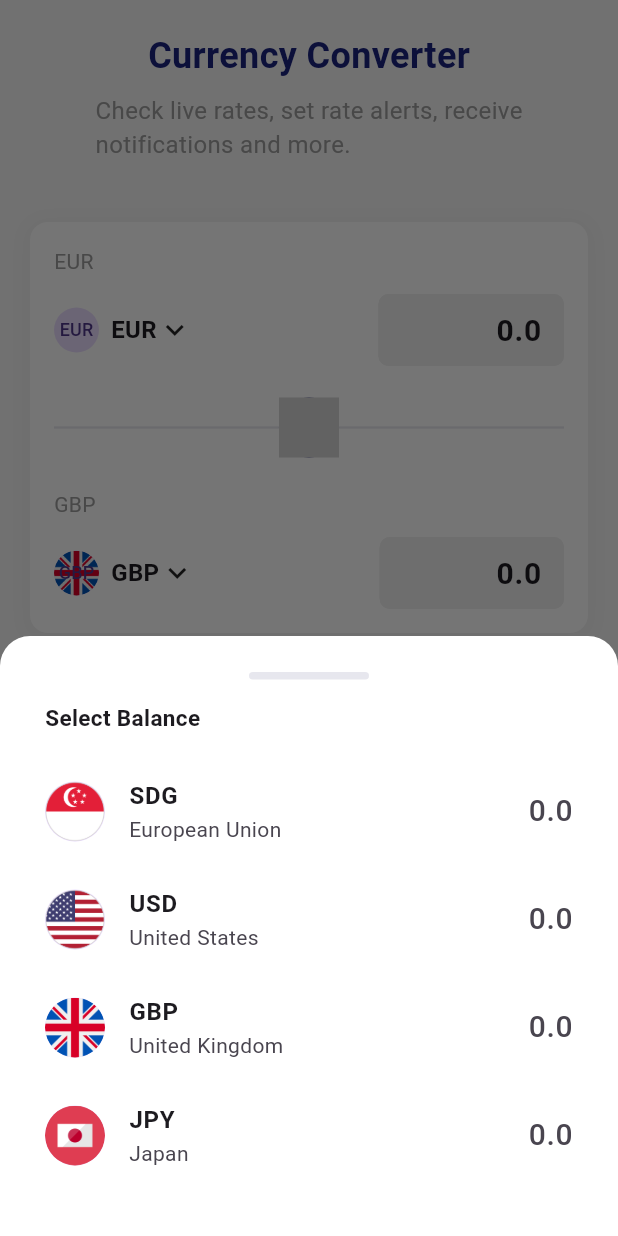
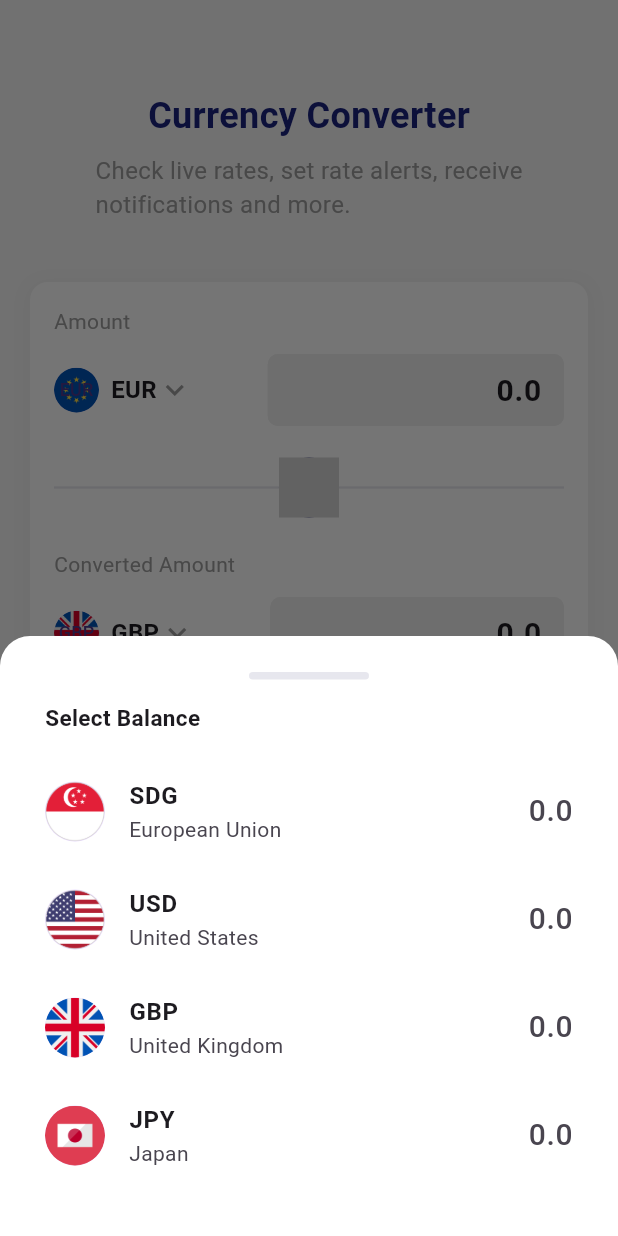
Before and after one commit to ChubiMoses/currency-converter, a Flutter app: the screen it shows after launch, after a tap on "EUR", on a phone screen of 412 x 824 dp. Run offline on Flutter 3.47's test engine with Material 3 defaults, Android fonts, the phone set to English and light mode, and no system bars; our stand-ins replace dio, flutter_riverpod, flutter_svg, top_snackbar_flutter.

Commit message:
Code optimized

```diff
--- a/lib/data/global/constants.dart
+++ b/lib/data/global/api_key.dart
@@ -1,4 +1,4 @@
-class Constants {
+class Apikey {
   static String get apiKey => const String.fromEnvironment('API_KEY',
     defaultValue: '');
 }
--- a/lib/data/global/url_strings.dart
+++ b/lib/data/global/url_config.dart
@@ -1,11 +1,11 @@
 
-import 'package:ccapp/data/global/constants.dart';
+import 'package:ccapp/data/global/api_key.dart';
 
-class URLString{
+class UrlConfig{
 
    static String get apiKey => const String.fromEnvironment('API_KEY',
     defaultValue: '');
   static const  baseUrl = "https://v6.exchangerate-api.com/";
-  static String get currencyConverterUrl => "$baseUrl/v6/${Constants.apiKey}/pair/";
+  static String get currencyConverterUrl => "$baseUrl/v6/${Apikey.apiKey}/pair/";
 
 }
--- a/lib/data/repository/currency_converter_repository.dart
+++ b/lib/data/repository/currency_converter_repository.dart
@@ -1,4 +1,4 @@
-import 'package:ccapp/data/global/url_strings.dart';
+import 'package:ccapp/data/global/url_config.dart';
 import 'package:ccapp/data/models/currency_conveter_model.dart';
 import 'package:ccapp/data/repository/network/network.dart';
 import 'package:dio/dio.dart';
@@ -8,9 +8,9 @@ class CurrencyConverterRepo {
   final Dio dio = Dio();
 
 
-  Future<CurrencyConverterModel> fetchExchangeRate(String baseCode, String targetCode, double amount) async {
+  Future<CurrencyConverterModel> fetchExchangeRate(String baseCode, String targetCode, String amount) async {
     try {
-      String path = '${URLString.currencyConverterUrl}$baseCode/$targetCode/${amount.toString()}';
+      String path = '${UrlConfig.currencyConverterUrl}$baseCode/$targetCode/$amount';
       final response =
           await Network.noInterceptor().call(path, RequestMethod.get);
       final responseModel = CurrencyConverterModel.fromJson(response.data);
--- a/lib/data/repository/network/network.dart
+++ b/lib/data/repository/network/network.dart
@@ -1,6 +1,6 @@
 library network;
 import 'dart:developer';
-import 'package:ccapp/data/global/url_strings.dart';
+import 'package:ccapp/data/global/url_config.dart';
 import 'package:ccapp/data/repository/network/logger.dart';
 import 'package:dio/dio.dart';
 import 'dart:io';
--- a/lib/data/repository/network/network_provider.dart
+++ b/lib/data/repository/network/network_provider.dart
@@ -13,7 +13,7 @@ class Network {
   final _dioBaseOptions = BaseOptions(
     connectTimeout: connectTimeOut,
     receiveTimeout: receiverTimeOut,
-    baseUrl: URLString.baseUrl,
+    baseUrl: UrlConfig.baseUrl,
     headers: {
       'Accept': 'application/json',
       'Content-Type': 'application/json',
@@ -101,9 +101,7 @@ class Network {
         log("$path: ${error.response?.statusCode} code");
         log("API response: ${error.response}");
       }
-      print(stackTrace);
-      print("ERROR RESPONSE: ${error.response}");
-      print("ERROR MESSAGE: ${error.message}");
+
       return Future.error(
           error.response?.data["message"] ??
               error.response?.data["errors"] ??
--- a/lib/repository/currency_converter_repository.dart
+++ b/lib/repository/currency_converter_repository.dart
@@ -1,4 +1,4 @@
-import 'package:ccapp/data/global/url_strings.dart';
+import 'package:ccapp/data/global/url_config.dart';
 import 'package:ccapp/data/models/currency_conveter_model.dart';
 import 'package:ccapp/data/repository/network/network.dart';
 import 'package:dio/dio.dart';
@@ -10,7 +10,7 @@ class CurrencyConverterRepo {
 
   Future<CurrencyConverterModel> fetchExchangeRate(String baseCode, String targetCode, String amount) async {
     try {
-      String path = '${URLString.currencyConverterUrl}$baseCode/$targetCode/$amount';
+      String path = '${UrlConfig.currencyConverterUrl}$baseCode/$targetCode/$amount';
       final response =
           await Network.noInterceptor().call(path, RequestMethod.get);
       final responseModel = CurrencyConverterModel.fromJson(response.data);
--- a/lib/utils/asset_images.dart
+++ b/lib/utils/asset_images.dart
@@ -1,6 +1,6 @@
 class CurrencyFlags {
   static const String usd = 'assets/images/usd.png';
-  static const String eur = 'assets/images/euro.png';
+  static const String eur = 'assets/images/eur.png';
   static const String gbp = 'assets/images/gpb.png';
   static const String jpy = 'assets/images/jpy.png';
   static const String sdg = 'assets/images/sdg.png';
--- a/lib/utils/theme.dart
+++ b/lib/utils/theme.dart
@@ -2,9 +2,12 @@ import 'package:flutter/material.dart';
 
 class AppTheme{
 
-static const   Color primaryColor = Color(0xFF2196F3);
+static const   Color primaryColor = Color(0xFF1A237E);
 static const   Color accentColor = Color(0xFF2196F3);
 static const Color lightGrey = Color(0xFFE7E7EE);
+static const Color textFieldColor = Color(0xFFEFEFEF);
+static const Color greyColor = Colors.grey;
+static const Color whiteColor = Colors.white;
 static const Color backgroundColor = Colors.white;
 
 
--- a/lib/utils/utils_provider.dart
+++ b/lib/utils/utils_provider.dart
@@ -4,17 +4,20 @@ import 'package:flutter/widgets.dart';
 class UtilsProvider extends ChangeNotifier {
 
 
-  TextEditingController _baseAmountController = TextEditingController(text: "0.0");
-  TextEditingController _targetAmountController = TextEditingController(text: "0.0");
+  final TextEditingController _baseAmountController = TextEditingController(text: "0.0");
+  final TextEditingController _targetAmountController = TextEditingController(text: "0.0");
 
   String _baseCode = "EUR";
   String _targetCode = "GBP";
-  String _converstionRate = "...";
+  String _converstionRate = "--";
 
 
   bool _isReverse = false;
+   bool _isSwap = false;
 
   bool get isReverse => _isReverse;
+  bool get isSwap => _isSwap;
+
   TextEditingController get baseAmountController =>  _baseAmountController;
   TextEditingController get targetAmountController => _targetAmountController;
   String get baseCode => _baseCode;
@@ -23,7 +26,10 @@ class UtilsProvider extends ChangeNotifier {
 
 
 
-
+   void setSwap(bool value) {
+    _isSwap = value;
+    notifyListeners();
+  }
 
   void updateRate(String value) {
     _converstionRate = value;
@@ -51,9 +57,11 @@ class UtilsProvider extends ChangeNotifier {
     notifyListeners();
   }
 
-  void initTextField(){
+  void initFields(){
     _baseAmountController.text = "0.0";
     _targetAmountController.text = "0.0";
+    _converstionRate = "--";
+
     notifyListeners();
   }
 
--- a/lib/views/currency_converter_view.dart
+++ b/lib/views/currency_converter_view.dart
@@ -1,51 +1,60 @@
 
-import 'package:ccapp/utils/utils_provider.dart';
+import 'package:ccapp/utils/theme.dart';
 import 'package:ccapp/widgets/currency_input_card.dart';
 import 'package:ccapp/widgets/exchange_rate_widget.dart';
 import 'package:ccapp/widgets/swap_widget.dart';
 import 'package:flutter/material.dart';
-import 'package:provider/provider.dart';
 
 class CurrencyConverterView extends StatelessWidget {
   const CurrencyConverterView({super.key});
 
   @override
   Widget build(BuildContext context) {
-   // final utilsProvider = context.watch<UtilsProvider>();
 
-    return Scaffold(
+    return GestureDetector(
+      onTap: () {
+        //dismiss keyboard when user taps outside of the text field
+        FocusManager.instance.primaryFocus?.unfocus();
+      },
+      child: Scaffold(
         backgroundColor:Theme.of(context).scaffoldBackgroundColor,
         body: SafeArea(
-        child: Padding(
+          child: SingleChildScrollView(
             padding: const EdgeInsets.all(20.0),
             child: Column(
-
+              mainAxisAlignment: MainAxisAlignment.start,
+               crossAxisAlignment: CrossAxisAlignment.start,
               children: [
-              const Text(
+                 const SizedBox(height: 40),
+                Center(
+                  child: const Text(
                     'Currency Converter',
                     style: TextStyle(
                       fontSize: 24,
                       fontWeight: FontWeight.bold,
-                  color: Color(0xFF1A237E),
+                      color: AppTheme.primaryColor,
+                    ),
                   ),
                 ),
                 const SizedBox(height: 8),
-              const Text(
+                Center(
+                  child: const Text(
                     'Check live rates, set rate alerts, receive\nnotifications and more.',
                     style: TextStyle(
-                  color: Colors.grey,
+                      color:  AppTheme.greyColor,
                       fontSize: 16,
+                    ),
                   ),
                 ),
                 const SizedBox(height: 40),
                  Container(
                     padding: const EdgeInsets.all(16),
                     decoration: BoxDecoration(
-                    color: Colors.white,
+                      color: AppTheme.backgroundColor,
                       borderRadius: BorderRadius.circular(12),
                       boxShadow: [
                         BoxShadow(
-                        color: Colors.grey.withOpacity(0.1),
+                          color: Colors.grey.shade200,
                           spreadRadius: 1,
                           blurRadius: 10,
                           offset: const Offset(0, 2),
@@ -72,6 +81,7 @@ class CurrencyConverterView extends StatelessWidget {
             ),
           ),
         ),
+      ),
     );
   }
 }
--- a/lib/widgets/currency_input_card.dart
+++ b/lib/widgets/currency_input_card.dart
@@ -5,7 +5,6 @@ import 'package:ccapp/utils/asset_images.dart';
 import 'package:ccapp/utils/debouncer.dart';
 import 'package:ccapp/utils/theme.dart';
 import 'package:ccapp/utils/utils_provider.dart';
-import 'package:flutter/cupertino.dart';
 import 'package:flutter/material.dart';
 import 'package:flutter_riverpod/flutter_riverpod.dart';
 import 'package:provider/provider.dart';
@@ -35,6 +34,7 @@ class _CurrencyInputCardState extends ConsumerState<CurrencyInputCard> {
 
       if (viewModel is CurrencyConverterLoaded) {
         WidgetsBinding.instance.addPostFrameCallback((_) {
+          if(!utilsProvider.isSwap){
              utilsProvider.updateRate(viewModel.currencyConverterViewViewModel.conversionRate.toString());
           if (!utilsProvider.isReverse) {
             utilsProvider.targetAmountController.text =
@@ -43,6 +43,8 @@ class _CurrencyInputCardState extends ConsumerState<CurrencyInputCard> {
             utilsProvider.baseAmountController.text =
                 viewModel.currencyConverterViewViewModel.conversionResult.toString();
           }
+          }
+
         });
       }
 
@@ -50,9 +52,9 @@ class _CurrencyInputCardState extends ConsumerState<CurrencyInputCard> {
         crossAxisAlignment: CrossAxisAlignment.start,
         children: [
           Text(
-            widget.isBase ? utilsProvider.baseCode : utilsProvider.targetCode,
+            widget.isBase ? "Amount" : "Converted Amount",
             style: const TextStyle(
-              color: Colors.grey,
+              color:AppTheme.greyColor,
               fontSize: 14,
             ),
           ),
@@ -79,26 +81,36 @@ class _CurrencyInputCardState extends ConsumerState<CurrencyInputCard> {
                         fontWeight: FontWeight.bold,
                       ),
                     ),
-                    const Icon(Icons.keyboard_arrow_down),
+                     Icon(Icons.keyboard_arrow_down, color: AppTheme.greyColor,),
                   ],
                 ),
               ),
-              const Spacer(),
+               SizedBox(width: 50,),
               Expanded(
+                child: SizedBox(
+                  width: 200,
                   child: TextField(
                     onChanged: (text) {
                       _debouncer.run(() {
                         if (text.isNotEmpty) {
+                          // Set reverse flag based on which input field triggered the change
                           if(!widget.isBase){
-                          utilsProvider.setReverse(true);
+                            utilsProvider.setReverse(true);  // Target field is being edited
                           } else {
-                          utilsProvider.setReverse(false);
+                            utilsProvider.setReverse(false); // Base field is being edited
                           }
+
+                          // Reset swap flag to ensure normal conversion flow
+                          utilsProvider.setSwap(false);
+
+                          // Trigger currency conversion with appropriate base and target currencies
                           ref.read(currencyConverterVM.notifier).currencyConverter(
                             baseCode: widget.isBase ? utilsProvider.baseCode : utilsProvider.targetCode,
                             targetCode: widget.isBase ? utilsProvider.targetCode : utilsProvider.baseCode,
                             amount: text,
                           );
+                           //dismiss keyboard when user taps outside of the text field
+                            FocusManager.instance.primaryFocus?.unfocus();
                         }
                       });
                     },
@@ -108,16 +120,21 @@ class _CurrencyInputCardState extends ConsumerState<CurrencyInputCard> {
                     decoration: const InputDecoration(
                       border: InputBorder.none,
                       filled: true,
-                    fillColor: Color(0xFFEFEFEF),
+                      fillColor:AppTheme.textFieldColor,
                       enabledBorder: OutlineInputBorder(
                         borderRadius: BorderRadius.all(Radius.circular(7)),
-                      borderSide: BorderSide(width: 1, color: Color(0xFFEFEFEF))
+                        borderSide: BorderSide(width: 1, color: AppTheme.textFieldColor)
+                      ),
+                      focusedBorder: OutlineInputBorder(
+                        borderRadius: BorderRadius.all(Radius.circular(7)),
+                        borderSide: BorderSide(width: 1, color: AppTheme.textFieldColor,)
                       ),
                       contentPadding: EdgeInsets.all(8),
                     ),
                     style: const TextStyle(
                       fontSize: 20,
                       fontWeight: FontWeight.bold,
+                    ),
                   ),
                 ),
               ),
--- a/lib/widgets/exchange_rate_widget.dart
+++ b/lib/widgets/exchange_rate_widget.dart
@@ -1,6 +1,8 @@
 import 'package:ccapp/data/view_model/currency_converter_states.dart';
 import 'package:ccapp/data/view_model/currency_converter_view_model.dart';
+import 'package:ccapp/utils/theme.dart';
 import 'package:ccapp/utils/utils_provider.dart';
+import 'package:ccapp/widgets/notification_widget.dart';
 import 'package:flutter/cupertino.dart';
 import 'package:flutter/material.dart';
 import 'package:flutter_riverpod/flutter_riverpod.dart';
@@ -19,6 +21,12 @@ class _ExchangeRateWidgetState extends ConsumerState<ExchangeRateWidget> {
     final utilsProvider = context.watch<UtilsProvider>();
     final viewModel = ref.watch(currencyConverterVM);
 
+    // Handle error state outside of build method
+    if (viewModel is CurrencyConverterError) {
+      WidgetsBinding.instance.addPostFrameCallback((_) {
+        showNotification(context, message: viewModel.error);
+      });
+    }
 
     return Column(
         mainAxisAlignment: MainAxisAlignment.start,
@@ -28,33 +36,22 @@ class _ExchangeRateWidgetState extends ConsumerState<ExchangeRateWidget> {
           const Text(
             'Indicative Exchange Rate',
             style: TextStyle(
-                  color: Colors.grey,
+              color: AppTheme.greyColor,
               fontSize: 14,
             ),
           ),
           const SizedBox(height: 8),
-
           Builder(builder: (context) {
             if (viewModel is CurrencyConverterLoading) {
-                  return const Center(child: CupertinoActivityIndicator());
+              return CupertinoActivityIndicator();
             }
 
-                if (viewModel is CurrencyConverterLoaded) {
-                  WidgetsBinding.instance.addPostFrameCallback((_) {
-                    utilsProvider.updateRate(viewModel.currencyConverterViewViewModel.conversionRate.toString());
-                    if (!utilsProvider.isReverse) {
-                      utilsProvider.targetAmountController.text =
-                          viewModel.currencyConverterViewViewModel.conversionResult.toString();
-                    } else {
-                      utilsProvider.baseAmountController.text =
-                          viewModel.currencyConverterViewViewModel.conversionResult.toString();
-                    }
-                  });
-                }
+
             return Text(
-             utilsProvider.isReverse? '1  ${utilsProvider.targetCode} = ${utilsProvider.converstionRate}  ${utilsProvider.baseCode}' :
-              '1  ${utilsProvider.baseCode} = ${utilsProvider.converstionRate}  ${utilsProvider.targetCode}',
-                style: TextStyle(
+              utilsProvider.isReverse
+                ? '1 ${utilsProvider.targetCode} = ${utilsProvider.converstionRate} ${utilsProvider.baseCode}'
+                : '1 ${utilsProvider.baseCode} = ${utilsProvider.converstionRate} ${utilsProvider.targetCode}',
+              style: const TextStyle(
                 fontSize: 16,
                 fontWeight: FontWeight.bold,
                 color: Colors.black87,
--- a/lib/widgets/swap_widget.dart
+++ b/lib/widgets/swap_widget.dart
@@ -24,6 +24,7 @@ class SwapImageIconWidget extends StatelessWidget {
             child: InkWell(
               onTap: (){
                 final utilsProvider = context.read<UtilsProvider>();
+                utilsProvider.setSwap(true);
                 // Swap base currency to target currency
                 final tempCode = utilsProvider.baseCode;
 
@@ -32,7 +33,7 @@ class SwapImageIconWidget extends StatelessWidget {
 
                 // Update target with base values
                 utilsProvider.setTargetCode(tempCode);
-                 utilsProvider.initTextField();
+                 utilsProvider.initFields();
 
               },
               child: CircleAvatar(
--- a/pubspec.yaml
+++ b/pubspec.yaml
@@ -35,6 +35,7 @@ dependencies:
   flutter_riverpod: ^2.6.1
   dio: ^5.9.0
   provider:
+  top_snackbar_flutter:
 
 
   # The following adds the Cupertino Icons font to your application.
```
Also changed, not shown: lib/widgets/notification_widget.dart (added, +22 -0 lines), assets/images/eur.png (renamed from assets/images/european-union.png), lib/widgets/currency_tile.dart (added), pubspec.lock. Lines whose indentation alone changed are shown as unchanged.
